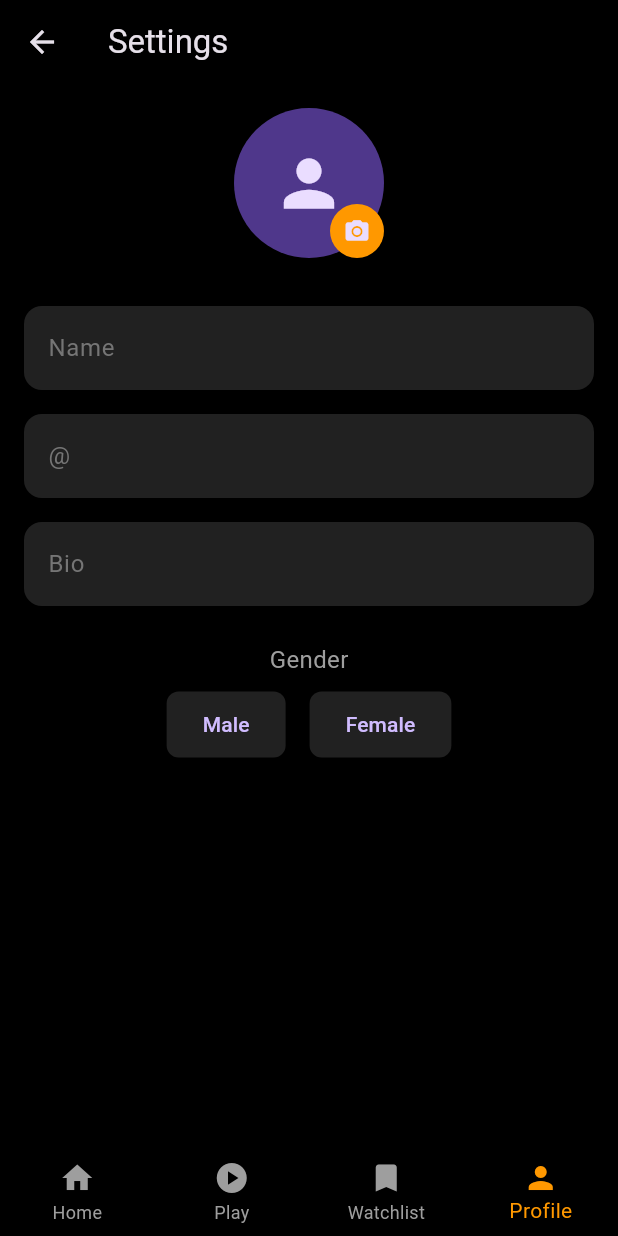
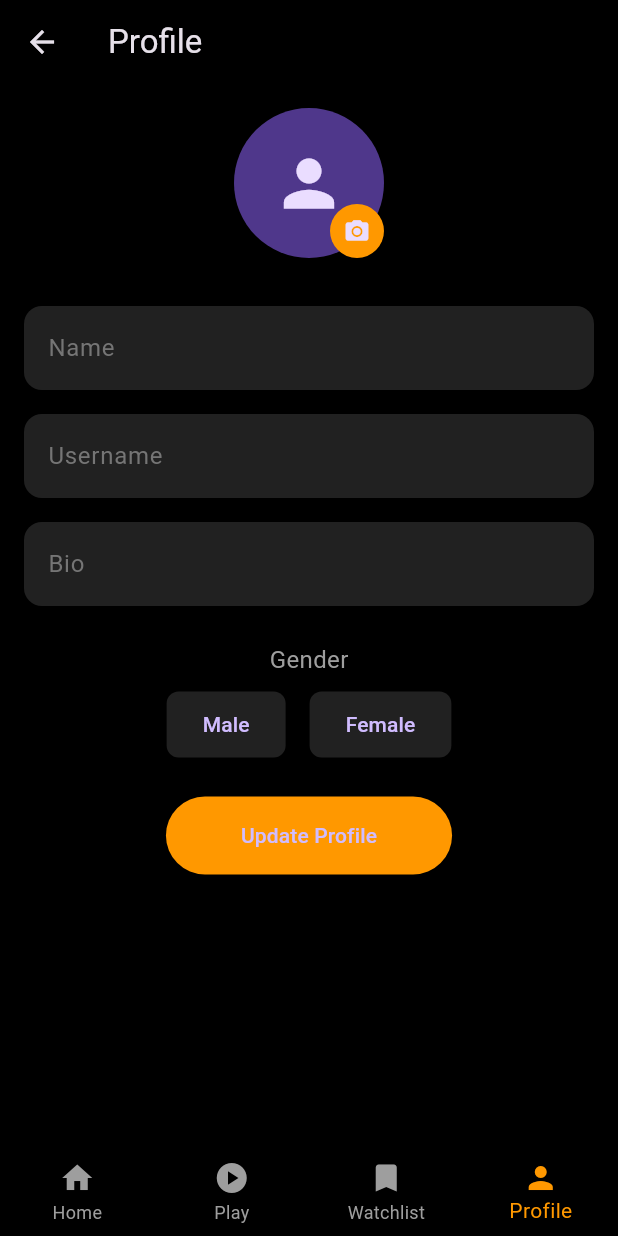
Before and after one commit to moh123adan/Movieverse, a Flutter app: the ProfileScreen screen opened by its route, on a phone screen of 412 x 824 dp. Run offline on Flutter 3.47's test engine with Material 3 defaults, Android fonts, the light colour scheme and no system bars; our stand-ins replace cloud_firestore, firebase_auth, firebase_core, firebase_storage, flutter_dotenv, get and 1 more; accounts and stored records are empty; network calls fail.

Commit message:
changed: the profile

```diff
--- a/lib/views/screens/profile_screen.dart
+++ b/lib/views/screens/profile_screen.dart
@@ -16,7 +16,7 @@ class ProfileScreen extends StatelessWidget {
       appBar: AppBar(
         backgroundColor: Colors.transparent,
         elevation: 0,
-        title: const Text('Settings'),
+        title: const Text('Profile'),
       ),
       body: Obx(() {
         final user = authController.userModel.value;
@@ -57,7 +57,7 @@ class ProfileScreen extends StatelessWidget {
               const SizedBox(height: 32),
               _buildTextField('Name', user.name ?? ''),
               const SizedBox(height: 16),
-              _buildTextField('@${user.username ?? ''}', user.username ?? ''),
+              _buildTextField('Username', user.username ?? ''),
               const SizedBox(height: 16),
               _buildTextField('Bio', user.bio ?? ''),
               const SizedBox(height: 24),
@@ -76,6 +76,27 @@ class ProfileScreen extends StatelessWidget {
                   const SizedBox(width: 16),
                   _buildGenderButton('Female', user.gender == 'Female'),
                 ],
+              ),
+              const SizedBox(height: 24),
+              ElevatedButton(
+                onPressed: () {
+                  profileController.updateProfile(
+                    name: _nameController.text,
+                    username: _usernameController.text,
+                    bio: _bioController.text,
+                  );
+                },
+                style: ElevatedButton.styleFrom(
+                  backgroundColor: Colors.orange,
+                  padding: const EdgeInsets.symmetric(
+                    horizontal: 50,
+                    vertical: 16,
+                  ),
+                  shape: RoundedRectangleBorder(
+                    borderRadius: BorderRadius.circular(30),
+                  ),
+                ),
+                child: const Text('Update Profile'),
               ),
             ],
           ),
@@ -102,6 +123,10 @@ class ProfileScreen extends StatelessWidget {
       ),
     );
   }
+
+  final TextEditingController _nameController = TextEditingController();
+  final TextEditingController _usernameController = TextEditingController();
+  final TextEditingController _bioController = TextEditingController();
 
   Widget _buildTextField(String hint, String initialValue) {
     return TextField(
```
